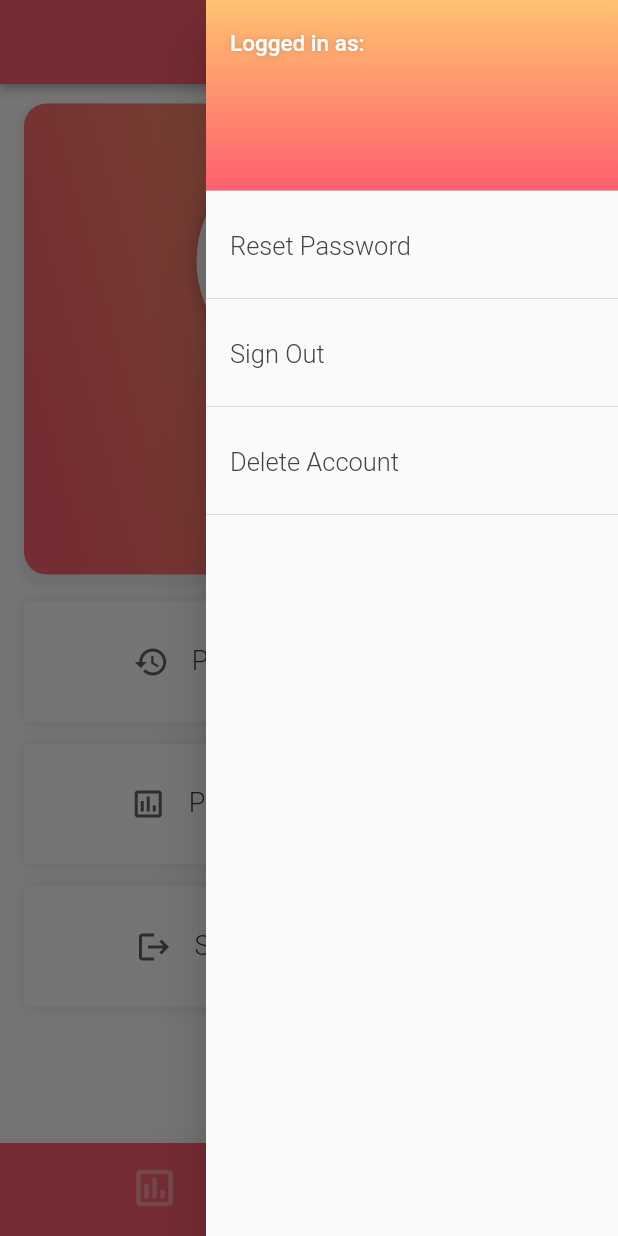
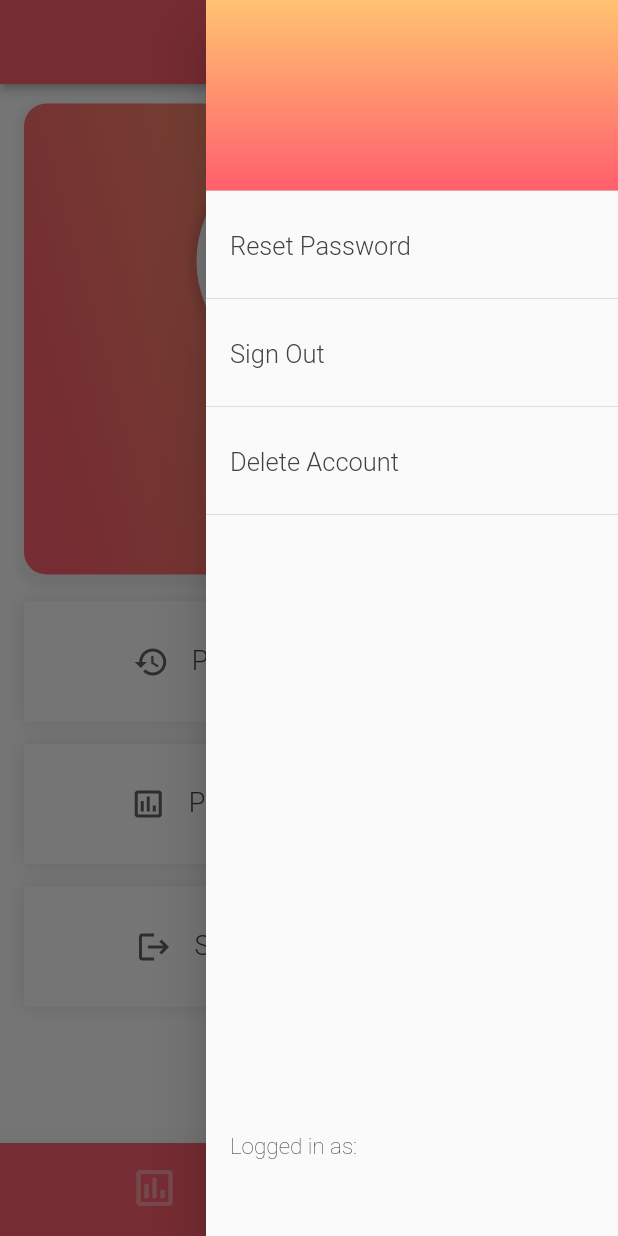
Before and after one commit to nickeastmond/Pollar, a Flutter app: the screen it shows once a user with an empty profile is signed in, item 2 of the bottom bar chosen, with the side drawer open, on a phone screen of 412 x 824 dp. Run offline on Flutter 3.47's test engine with Material 2 defaults, Android fonts, the phone set to English and light mode, and no system bars; our stand-ins replace cloud_firestore, email_validator, firebase_auth, firebase_core, flutter_map, geocoding and 7 more; missing offline and left inert: dart:ffi, open_street_map_search_and_pick; accounts and stored records are empty.

Commit message:
Minor changes to way email is displayed

```diff
--- a/lib/navigation/navigation_page.dart
+++ b/lib/navigation/navigation_page.dart
@@ -226,10 +226,10 @@ class MySidebar extends StatelessWidget {
                     ],
                   ),
                 ),
-                child: Text(
-                  'Logged in as:\n${PollarAuth.getEmail()}',
+                child: const Text(
+                  '',
                   textAlign: TextAlign.start,
-                  style: const TextStyle(
+                  style: TextStyle(
                     height: 1.5,
                     color: Colors.white,
                     fontSize: 15,
@@ -304,6 +304,24 @@ class MySidebar extends StatelessWidget {
               },
             ),
             const Divider(),
+            SizedBox(
+              height: MediaQuery.of(context).size.height - 440,
+            ),
+            Padding(
+              padding: const EdgeInsets.all(16.0),
+              child: Text(
+                'Logged in as:\n${PollarAuth.getEmail()}',
+                textAlign: TextAlign.start,
+                style: TextStyle(
+                    height: 1.5,
+                    color: MediaQuery.of(context).platformBrightness ==
+                            Brightness.light
+                        ? Colors.black
+                        : Colors.white,
+                    fontSize: 15,
+                    fontWeight: FontWeight.w200),
+              ),
+            ),
           ],
         ),
       );
```
